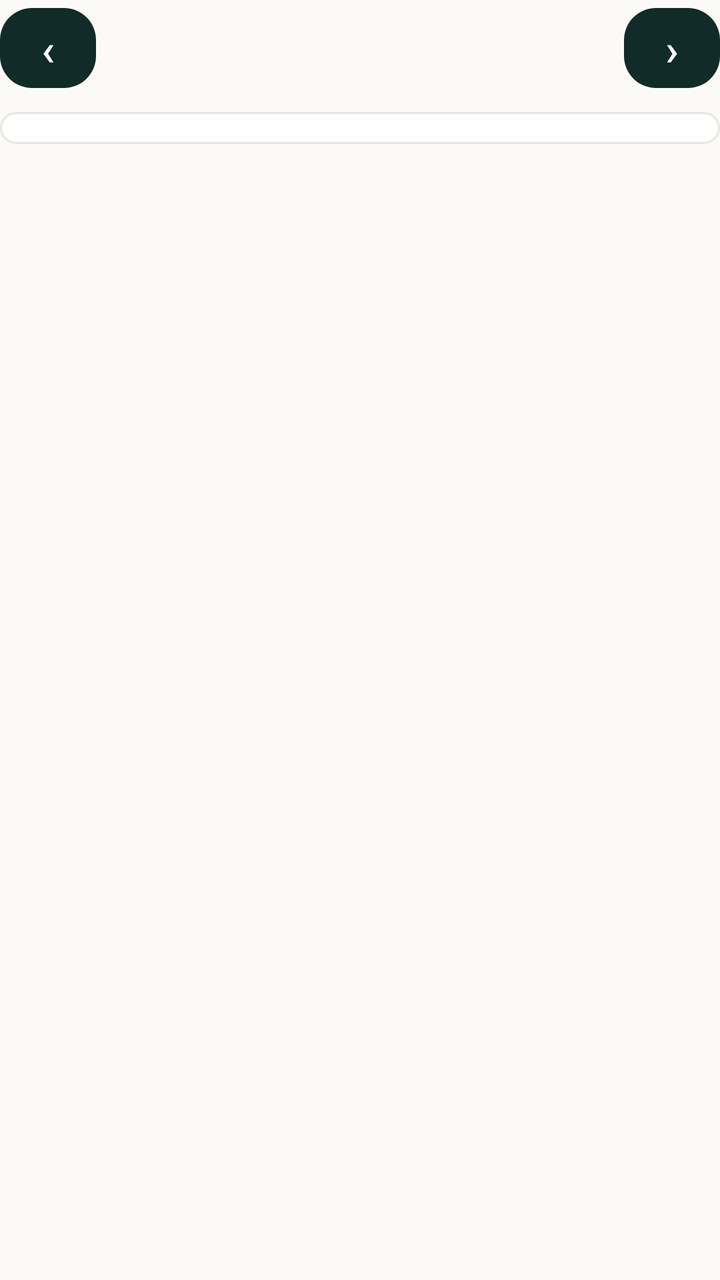
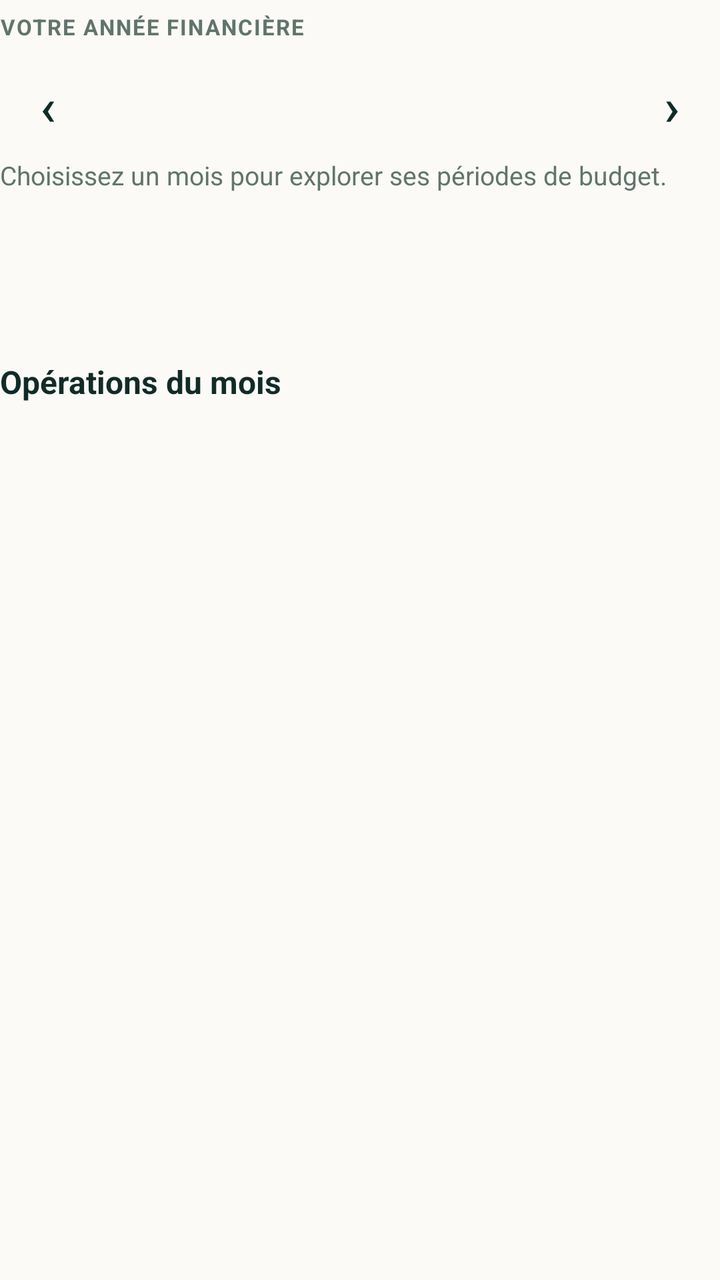

The first picture is an Android layout as it rendered before a commit; the second is the same layout after the commit. The layout source and the unified diff follow.
<!-- AndroidManifest.xml: application theme Theme.Masrouf1 -->
<!-- res/layout/fragment_calendar.xml -->
<?xml version="1.0" encoding="utf-8"?>
<LinearLayout xmlns:android="http://schemas.android.com/apk/res/android"
    xmlns:app="http://schemas.android.com/apk/res-auto"
    android:layout_width="match_parent"
    android:layout_height="wrap_content"
    android:orientation="vertical">
    <LinearLayout android:layout_width="match_parent" android:layout_height="wrap_content" android:gravity="center_vertical" android:orientation="horizontal">
        <com.google.android.material.button.MaterialButton android:id="@+id/calendar_previous" android:layout_width="48dp" android:layout_height="48dp" android:contentDescription="@string/calendar_previous" android:minWidth="48dp" android:padding="0dp" android:text="‹" android:textColor="@color/alabaster" android:textSize="22sp" app:backgroundTint="@color/forest" app:cornerRadius="16dp" />
        <TextView android:id="@+id/calendar_month_title" android:layout_width="0dp" android:layout_height="wrap_content" android:layout_weight="1" android:gravity="center" android:textColor="@color/forest" android:textSize="18sp" android:textStyle="bold" />
        <com.google.android.material.button.MaterialButton android:id="@+id/calendar_next" android:layout_width="48dp" android:layout_height="48dp" android:contentDescription="@string/calendar_next" android:minWidth="48dp" android:padding="0dp" android:text="›" android:textColor="@color/alabaster" android:textSize="22sp" app:backgroundTint="@color/forest" app:cornerRadius="16dp" />
    </LinearLayout>
    <com.google.android.material.card.MaterialCardView android:layout_width="match_parent" android:layout_height="wrap_content" android:layout_marginTop="8dp" app:cardBackgroundColor="@color/alabaster" app:cardCornerRadius="20dp" app:strokeColor="@color/card_border" app:strokeWidth="1dp">
        <LinearLayout android:layout_width="match_parent" android:layout_height="wrap_content" android:orientation="vertical" android:padding="8dp">
            <LinearLayout android:id="@+id/calendar_weekdays" android:layout_width="match_parent" android:layout_height="wrap_content" android:orientation="horizontal" />
            <LinearLayout android:id="@+id/calendar_days" android:layout_width="match_parent" android:layout_height="wrap_content" android:orientation="vertical" />
        </LinearLayout>
    </com.google.android.material.card.MaterialCardView>
    <ProgressBar android:id="@+id/calendar_loading" android:layout_width="32dp" android:layout_height="32dp" android:layout_gravity="center_horizontal" android:layout_marginTop="10dp" android:visibility="gone" />
    <TextView android:id="@+id/calendar_state" android:layout_width="match_parent" android:layout_height="wrap_content" android:layout_marginTop="8dp" android:textColor="@color/muted_green" android:visibility="gone" />
    <TextView android:id="@+id/calendar_selected_date" android:layout_width="match_parent" android:layout_height="wrap_content" android:layout_marginTop="16dp" android:textColor="@color/forest" android:textSize="16sp" android:textStyle="bold" />
    <TextView android:id="@+id/calendar_day_total" android:layout_width="match_parent" android:layout_height="wrap_content" android:layout_marginTop="4dp" android:textColor="@color/emerald" android:textStyle="bold" />
    <LinearLayout android:id="@+id/calendar_day_transactions" android:layout_width="match_parent" android:layout_height="wrap_content" android:orientation="vertical" android:paddingTop="4dp" />
</LinearLayout>
<!-- resources referenced by this layout -->
<resources>
  <color name="alabaster">#FFFFFF</color>
  <color name="card_border">#E2E7DF</color>
  <color name="emerald">#2E7D43</color>
  <color name="forest">#112B28</color>
  <color name="muted_green">#61746D</color>
  <string name="calendar_next">Mois suivant</string>
  <string name="calendar_previous">Mois précédent</string>
  <style name="Theme.Masrouf1" parent="Base.Theme.Masrouf1" />
  <color name="mint">#D9EEDD</color>
  <color name="mint_light">#D9EEDD</color>
  <color name="mint_accent">#85B8A5</color>
  <color name="cream">#FBFAF6</color>
  <color name="coral">#DC7770</color>
  <style name="Widget.Masrouf.Chip" parent="Widget.Material3.Chip.Filter">
          <item name="chipBackgroundColor">@color/chip_background_color</item>
          <item name="chipStrokeColor">@color/chip_stroke_color</item>
          <item name="chipStrokeWidth">1dp</item>
          <item name="android:textColor">@color/forest</item>
          <item name="checkedIconTint">@color/emerald</item>
      </style>
  <style name="Widget.Masrouf.Button.Outlined" parent="Widget.Material3.Button.OutlinedButton">
          <item name="android:textColor">@color/forest</item>
          <item name="strokeColor">@color/forest</item>
          <item name="iconTint">@color/forest</item>
      </style>
  <style name="ThemeOverlay.Masrouf.AlertDialog" parent="ThemeOverlay.Material3.MaterialAlertDialog">
          <item name="colorPrimary">@color/forest</item>
          <item name="colorSecondary">@color/emerald</item>
          <item name="colorSurface">@color/alabaster</item>
          <item name="colorSurfaceContainerHigh">@color/alabaster</item>
          <item name="buttonBarPositiveButtonStyle">@style/Widget.Masrouf.DialogButton</item>
          <item name="buttonBarNegativeButtonStyle">@style/Widget.Masrouf.DialogButton</item>
          <item name="buttonBarNeutralButtonStyle">@style/Widget.Masrouf.DialogButton</item>
      </style>
  <style name="Widget.Masrouf.EditText" parent="Widget.AppCompat.EditText">
          <item name="android:textColor">@color/ink</item>
          <item name="android:textColorHint">@color/muted_green</item>
      </style>
  <color name="ink">#112B28</color>
  <style name="Widget.Masrouf.Button.Material" parent="Widget.Material3.Button">
          <item name="android:minHeight">48dp</item>
          <item name="backgroundTint">@color/forest</item>
          <item name="android:textColor">@color/alabaster</item>
      </style>
  <style name="Widget.Masrouf.DialogButton" parent="Widget.Material3.Button.TextButton.Dialog">
          <item name="android:textColor">@color/emerald</item>
      </style>
  <!-- unchanged entries left out for length: 2 -->
</resources>

<!-- the commit's change to res/layout/fragment_calendar.xml (unified diff, before → after) -->
@@ -4,20 +4,214 @@
     android:layout_width="match_parent"
     android:layout_height="wrap_content"
     android:orientation="vertical">
-    <LinearLayout android:layout_width="match_parent" android:layout_height="wrap_content" android:gravity="center_vertical" android:orientation="horizontal">
-        <com.google.android.material.button.MaterialButton android:id="@+id/calendar_previous" android:layout_width="48dp" android:layout_height="48dp" android:contentDescription="@string/calendar_previous" android:minWidth="48dp" android:padding="0dp" android:text="‹" android:textColor="@color/alabaster" android:textSize="22sp" app:backgroundTint="@color/forest" app:cornerRadius="16dp" />
-        <TextView android:id="@+id/calendar_month_title" android:layout_width="0dp" android:layout_height="wrap_content" android:layout_weight="1" android:gravity="center" android:textColor="@color/forest" android:textSize="18sp" android:textStyle="bold" />
-        <com.google.android.material.button.MaterialButton android:id="@+id/calendar_next" android:layout_width="48dp" android:layout_height="48dp" android:contentDescription="@string/calendar_next" android:minWidth="48dp" android:padding="0dp" android:text="›" android:textColor="@color/alabaster" android:textSize="22sp" app:backgroundTint="@color/forest" app:cornerRadius="16dp" />
+
+    <TextView
+        android:layout_width="match_parent"
+        android:layout_height="wrap_content"
+        android:layout_marginTop="6dp"
+        android:letterSpacing="0.06"
+        android:text="@string/calendar_eyebrow"
+        android:textAllCaps="true"
+        android:textColor="@color/muted_green"
+        android:textSize="11sp"
+        android:textStyle="bold" />
+
+    
+    <LinearLayout
+        android:layout_width="match_parent"
+        android:layout_height="wrap_content"
+        android:layout_marginTop="8dp"
+        android:gravity="center_vertical"
+        android:orientation="horizontal">
+
+        <com.google.android.material.button.MaterialButton
+            android:id="@+id/calendar_previous"
+            style="@style/Widget.Material3.Button.TextButton"
+            android:layout_width="48dp"
+            android:layout_height="48dp"
+            android:contentDescription="@string/calendar_prev_year"
+            android:minWidth="48dp"
+            android:padding="0dp"
+            android:text="‹"
+            android:textColor="@color/forest"
+            android:textSize="26sp" />
+
+        <TextView
+            android:id="@+id/calendar_month_title"
+            android:layout_width="0dp"
+            android:layout_height="wrap_content"
+            android:layout_weight="1"
+            android:gravity="center"
+            android:textColor="@color/forest"
+            android:textSize="22sp"
+            android:textStyle="bold" />
+
+        <com.google.android.material.button.MaterialButton
+            android:id="@+id/calendar_next"
+            style="@style/Widget.Material3.Button.TextButton"
+            android:layout_width="48dp"
+            android:layout_height="48dp"
+            android:contentDescription="@string/calendar_next_year"
+            android:minWidth="48dp"
+            android:padding="0dp"
+            android:text="›"
+            android:textColor="@color/forest"
+            android:textSize="26sp" />
     </LinearLayout>
-    <com.google.android.material.card.MaterialCardView android:layout_width="match_parent" android:layout_height="wrap_content" android:layout_marginTop="8dp" app:cardBackgroundColor="@color/alabaster" app:cardCornerRadius="20dp" app:strokeColor="@color/card_border" app:strokeWidth="1dp">
-        <LinearLayout android:layout_width="match_parent" android:layout_height="wrap_content" android:orientation="vertical" android:padding="8dp">
-            <LinearLayout android:id="@+id/calendar_weekdays" android:layout_width="match_parent" android:layout_height="wrap_content" android:orientation="horizontal" />
-            <LinearLayout android:id="@+id/calendar_days" android:layout_width="match_parent" android:layout_height="wrap_content" android:orientation="vertical" />
+
+    <TextView
+        android:layout_width="match_parent"
+        android:layout_height="wrap_content"
+        android:layout_marginTop="2dp"
+        android:layout_marginBottom="12dp"
+        android:text="@string/calendar_subtitle"
+        android:textColor="@color/muted_green"
+        android:textSize="13sp" />
+
+    <ProgressBar
+        android:id="@+id/calendar_loading"
+        android:layout_width="32dp"
+        android:layout_height="32dp"
+        android:layout_gravity="center_horizontal"
+        android:layout_marginBottom="8dp"
+        android:visibility="gone" />
+
+    <TextView
+        android:id="@+id/calendar_state"
+        android:layout_width="match_parent"
+        android:layout_height="wrap_content"
+        android:layout_marginBottom="8dp"
+        android:textColor="@color/coral"
+        android:visibility="gone" />
+
+    
+    <LinearLayout
+        android:id="@+id/calendar_months_grid"
+        android:layout_width="match_parent"
+        android:layout_height="wrap_content"
+        android:orientation="vertical" />
+
+    
+    <TextView
+        android:id="@+id/calendar_selected_date"
+        android:layout_width="match_parent"
+        android:layout_height="wrap_content"
+        android:layout_marginTop="18dp"
+        android:layout_marginBottom="10dp"
+        android:textColor="@color/forest"
+        android:textSize="19sp"
+        android:textStyle="bold" />
+
+    
+    <com.google.android.material.card.MaterialCardView
+        android:id="@+id/calendar_empty_card"
+        android:layout_width="match_parent"
+        android:layout_height="wrap_content"
+        android:visibility="gone"
+        app:cardBackgroundColor="@color/alabaster"
+        app:cardCornerRadius="18dp"
+        app:cardElevation="0dp"
+        app:strokeColor="@color/card_border"
+        app:strokeWidth="1dp">
+
+        <LinearLayout
+            android:layout_width="match_parent"
+            android:layout_height="wrap_content"
+            android:gravity="center_horizontal"
+            android:orientation="vertical"
+            android:padding="20dp">
+
+            <FrameLayout
+                android:layout_width="50dp"
+                android:layout_height="50dp"
+                android:background="@drawable/bg_circle_mint">
+
+                <ImageView
+                    android:layout_width="24dp"
+                    android:layout_height="24dp"
+                    android:layout_gravity="center"
+                    android:contentDescription="@null"
+                    android:src="@drawable/ic_calendar"
+                    app:tint="@color/emerald" />
+            </FrameLayout>
+
+            <TextView
+                android:id="@+id/calendar_empty_title"
+                android:layout_width="match_parent"
+                android:layout_height="wrap_content"
+                android:layout_marginTop="12dp"
+                android:gravity="center"
+                android:text="@string/calendar_no_budget_title"
+                android:textColor="@color/forest"
+                android:textSize="16sp"
+                android:textStyle="bold" />
+
+            <TextView
+                android:id="@+id/calendar_empty_detail"
+                android:layout_width="match_parent"
+                android:layout_height="wrap_content"
+                android:layout_marginTop="6dp"
+                android:gravity="center"
+                android:text="@string/calendar_no_budget_detail"
+                android:textColor="@color/muted_green"
+                android:textSize="13sp" />
+
+            <com.google.android.material.button.MaterialButton
+                android:id="@+id/calendar_create_period_btn"
+                android:layout_width="match_parent"
+                android:layout_height="48dp"
+                android:layout_marginTop="14dp"
+                android:text="@string/calendar_create_budget"
+                android:textColor="@color/alabaster"
+                android:textStyle="bold"
+                app:backgroundTint="@color/emerald"
+                app:cornerRadius="16dp" />
         </LinearLayout>
     </com.google.android.material.card.MaterialCardView>
-    <ProgressBar android:id="@+id/calendar_loading" android:layout_width="32dp" android:layout_height="32dp" android:layout_gravity="center_horizontal" android:layout_marginTop="10dp" android:visibility="gone" />
-    <TextView android:id="@+id/calendar_state" android:layout_width="match_parent" android:layout_height="wrap_content" android:layout_marginTop="8dp" android:textColor="@color/muted_green" android:visibility="gone" />
-    <TextView android:id="@+id/calendar_selected_date" android:layout_width="match_parent" android:layout_height="wrap_content" android:layout_marginTop="16dp" android:textColor="@color/forest" android:textSize="16sp" android:textStyle="bold" />
-    <TextView android:id="@+id/calendar_day_total" android:layout_width="match_parent" android:layout_height="wrap_content" android:layout_marginTop="4dp" android:textColor="@color/emerald" android:textStyle="bold" />
-    <LinearLayout android:id="@+id/calendar_day_transactions" android:layout_width="match_parent" android:layout_height="wrap_content" android:orientation="vertical" android:paddingTop="4dp" />
+
+    
+    <LinearLayout
+        android:id="@+id/calendar_budget_rows"
+        android:layout_width="match_parent"
+        android:layout_height="wrap_content"
+        android:orientation="vertical" />
+
+    <com.google.android.material.button.MaterialButton
+        android:id="@+id/calendar_add_another_btn"
+        android:layout_width="match_parent"
+        android:layout_height="46dp"
+        android:layout_marginTop="10dp"
+        android:text="@string/calendar_new_period"
+        android:textColor="@color/alabaster"
+        android:textStyle="bold"
+        android:visibility="gone"
+        app:backgroundTint="@color/emerald"
+        app:cornerRadius="16dp" />
+
+    
+    <TextView
+        android:id="@+id/calendar_transactions_header"
+        android:layout_width="match_parent"
+        android:layout_height="wrap_content"
+        android:layout_marginTop="18dp"
+        android:text="@string/calendar_month_transactions"
+        android:textColor="@color/forest"
+        android:textSize="16sp"
+        android:textStyle="bold" />
+
+    <TextView
+        android:id="@+id/calendar_day_total"
+        android:layout_width="match_parent"
+        android:layout_height="wrap_content"
+        android:layout_marginTop="4dp"
+        android:textColor="@color/emerald"
+        android:textSize="13sp"
+        android:textStyle="bold" />
+
+    <LinearLayout
+        android:id="@+id/calendar_day_transactions"
+        android:layout_width="match_parent"
+        android:layout_height="wrap_content"
+        android:orientation="vertical"
+        android:paddingTop="6dp" />
 </LinearLayout>
<!-- resource entries referenced after the edit -->
@@ -5,8 +5,23 @@
   <color name="emerald">#2E7D43</color>
   <color name="forest">#112B28</color>
   <color name="muted_green">#61746D</color>
-  <string name="calendar_next">Mois suivant</string>
-  <string name="calendar_previous">Mois précédent</string>
+  <!-- drawable bg_circle_mint (drawable) -->
+  <?xml version="1.0" encoding="utf-8"?>
+  <shape xmlns:android="http://schemas.android.com/apk/res/android"
+      android:shape="oval">
+      <solid android:color="@color/mint" />
+  </shape>
+  <!-- drawable ic_calendar (drawable) -->
+  <vector xmlns:android="http://schemas.android.com/apk/res/android" android:width="24dp" android:height="24dp" android:viewportWidth="24" android:viewportHeight="24"><path android:fillColor="#FFFFFFFF" android:pathData="M19,4H18V2H16V4H8V2H6V4H5C3.9,4 3,4.9 3,6V20C3,21.1 3.9,22 5,22H19C20.1,22 21,21.1 21,20V6C21,4.9 20.1,4 19,4ZM19,20H5V9H19V20ZM7,11H10V14H7ZM12,11H15V14H12Z" /></vector>
+  <string name="calendar_create_budget">Créer une période de budget</string>
+  <string name="calendar_eyebrow">VOTRE ANNÉE FINANCIÈRE</string>
+  <string name="calendar_month_transactions">Opérations du mois</string>
+  <string name="calendar_new_period">Nouvelle période de budget</string>
+  <string name="calendar_next_year">Année suivante</string>
+  <string name="calendar_no_budget_detail">Aucune période ne chevauche ce mois pour le moment.</string>
+  <string name="calendar_no_budget_title">Aucun budget défini pour cette période</string>
+  <string name="calendar_prev_year">Année précédente</string>
+  <string name="calendar_subtitle">Choisissez un mois pour explorer ses périodes de budget.</string>
   <style name="Theme.Masrouf1" parent="Base.Theme.Masrouf1" />
   <color name="mint">#D9EEDD</color>
   <color name="mint_light">#D9EEDD</color>
